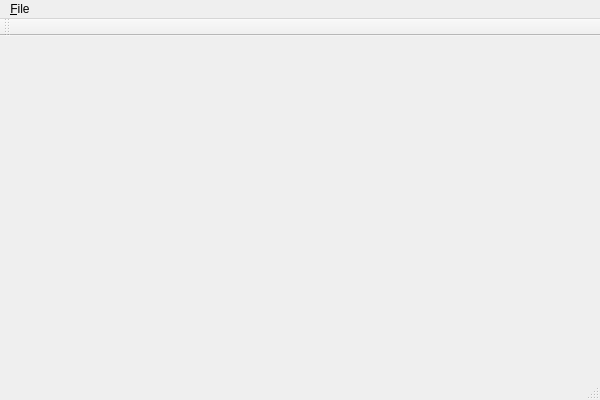
The window that source/mainwindow.ui (martin-kudlicka/ram-disk) describes before a commit, drawn with Qt 5.
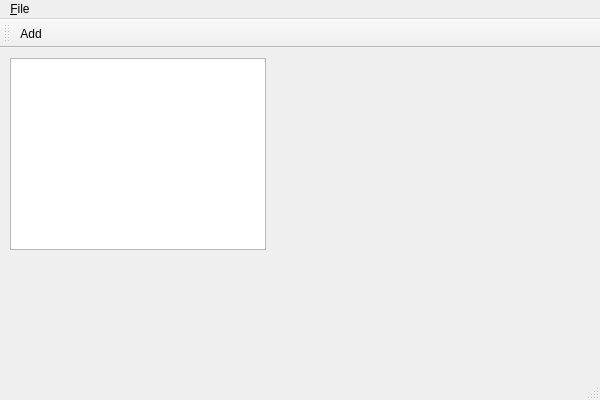
The same window after the commit.

Commit message: + empty disks model

```diff
--- a/source/mainwindow.ui
+++ b/source/mainwindow.ui
@@ -13,7 +13,24 @@
   <property name="windowTitle">
    <string>MainWindow</string>
   </property>
-  <widget class="QWidget" name="centralWidget"/>
+  <widget class="QWidget" name="centralWidget">
+   <widget class="QTreeView" name="disks">
+    <property name="geometry">
+     <rect>
+      <x>10</x>
+      <y>10</y>
+      <width>256</width>
+      <height>192</height>
+     </rect>
+    </property>
+    <property name="rootIsDecorated">
+     <bool>false</bool>
+    </property>
+    <property name="itemsExpandable">
+     <bool>false</bool>
+    </property>
+   </widget>
+  </widget>
   <widget class="QMenuBar" name="menuBar">
    <property name="geometry">
     <rect>
@@ -38,6 +55,7 @@
    <attribute name="toolBarBreak">
     <bool>false</bool>
    </attribute>
+   <addaction name="actionAddRamDisk"/>
   </widget>
   <widget class="QStatusBar" name="statusBar"/>
   <action name="actionE_xit">
@@ -45,6 +63,11 @@
     <string>E&amp;xit</string>
    </property>
   </action>
+  <action name="actionAddRamDisk">
+   <property name="text">
+    <string>&amp;Add</string>
+   </property>
+  </action>
  </widget>
  <layoutdefault spacing="6" margin="11"/>
  <resources>
```
The commit also changes 6 other files.
